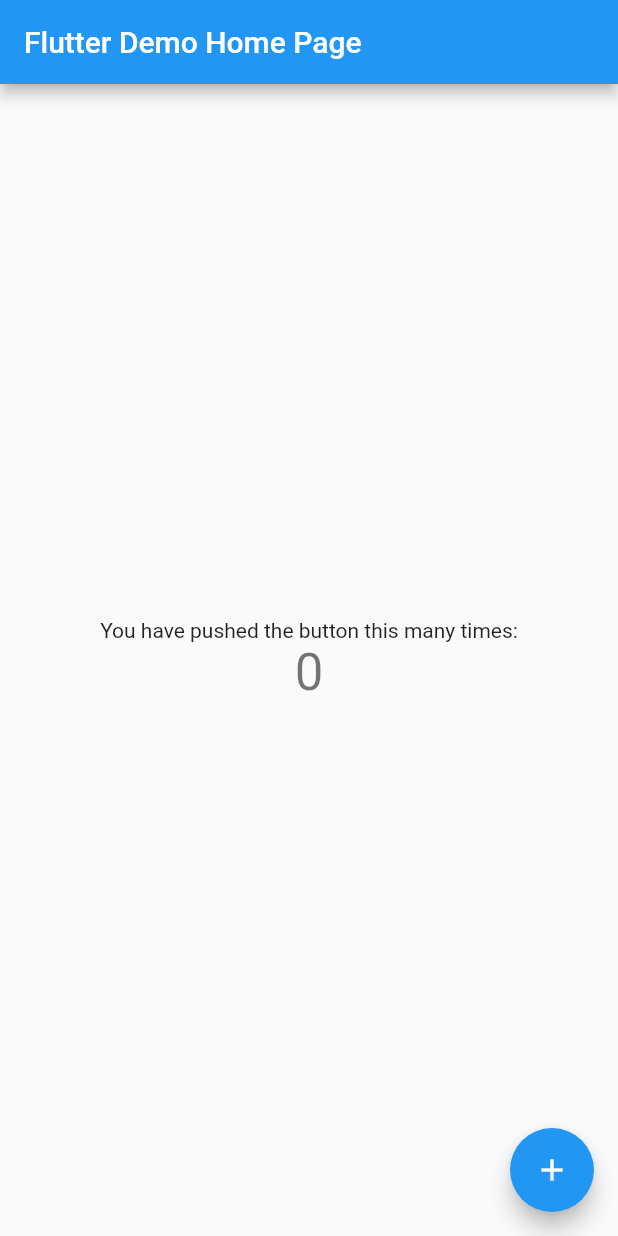
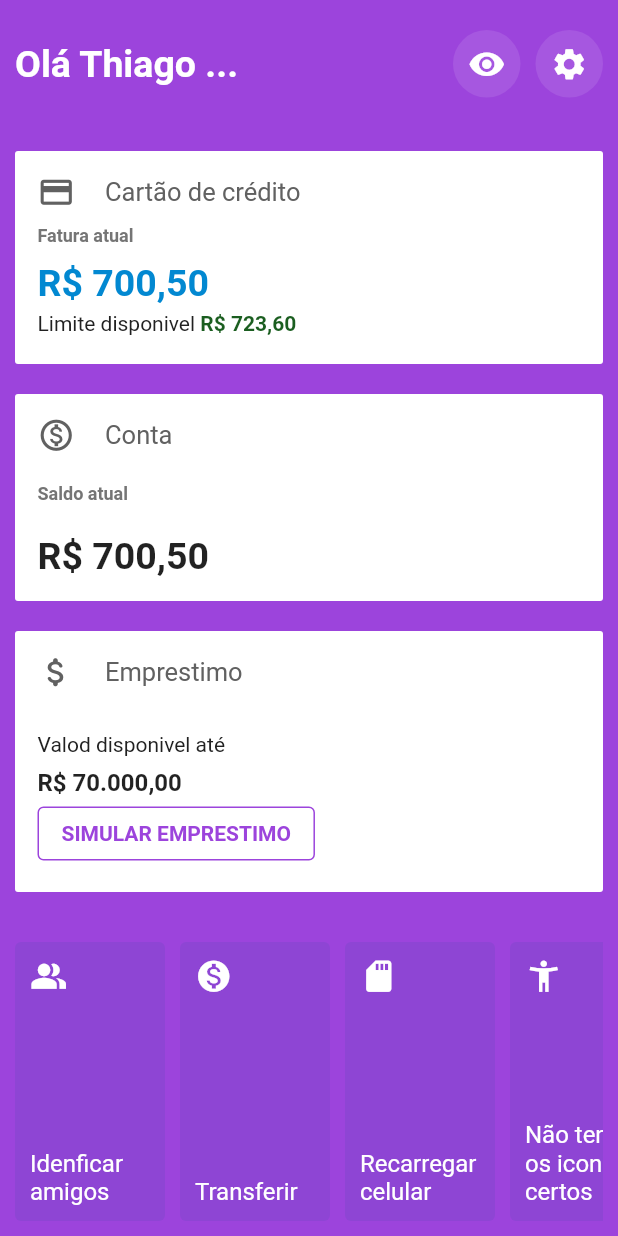
Before and after one commit to thiagoggth/nubank_clone, a Flutter app: the screen it shows after launch, on a phone screen of 412 x 824 dp. Run offline on Flutter 3.47's test engine with Material 2 defaults, Android fonts, the phone set to English and light mode, and no system bars.

Commit message:
Implemente initial screen of nubank app

```diff
--- /dev/null
+++ b/lib/card_component.dart
@@ -0,0 +1,20 @@
+import 'package:flutter/material.dart';
+
+class CardComponent extends StatelessWidget {
+  final Widget child;
+
+  const CardComponent({this.child});
+
+  @override
+  Widget build(BuildContext context) {
+    return Container(
+      width: double.infinity,
+      padding: EdgeInsets.all(15),
+      decoration: BoxDecoration(
+        borderRadius: BorderRadius.circular(2),
+        color: Colors.white,
+      ),
+      child: this.child,
+    );
+  }
+}
--- /dev/null
+++ b/lib/card_option_component.dart
@@ -0,0 +1,38 @@
+import 'package:flutter/material.dart';
+
+class CardOptionComponent extends StatelessWidget {
+  final IconData icon;
+  final String label;
+
+  const CardOptionComponent(this.icon, this.label);
+
+  @override
+  Widget build(BuildContext context) {
+    return Container(
+      width: 100,
+      padding: EdgeInsets.all(10),
+      decoration: BoxDecoration(
+        color: Color.fromRGBO(120, 70, 200, 0.4),
+        borderRadius: BorderRadius.circular(4),
+      ),
+      child: Column(
+        crossAxisAlignment: CrossAxisAlignment.start,
+        mainAxisAlignment: MainAxisAlignment.spaceBetween,
+        children: [
+          Icon(
+            this.icon,
+            color: Colors.white,
+            size: 25,
+          ),
+          Text(
+            this.label,
+            style: TextStyle(
+              color: Colors.white,
+              fontSize: 16,
+            ),
+          ),
+        ],
+      ),
+    );
+  }
+}
--- /dev/null
+++ b/lib/header_component.dart
@@ -0,0 +1,58 @@
+import 'package:flutter/material.dart';
+
+class HeaderComponent extends StatelessWidget {
+  @override
+  Widget build(BuildContext context) {
+    return Container(
+      //height: MediaQuery.of(context).size.height * 0.1,
+      width: double.infinity,
+      padding: EdgeInsets.symmetric(
+        vertical: 20,
+      ),
+      child: Row(
+        mainAxisAlignment: MainAxisAlignment.spaceBetween,
+        children: <Widget>[
+          Text(
+            'Olá Thiago ...',
+            style: TextStyle(
+              color: Colors.white,
+              fontWeight: FontWeight.bold,
+              fontSize: 25,
+            ),
+          ),
+          Row(
+            children: <Widget>[
+              Padding(
+                padding: EdgeInsets.symmetric(horizontal: 10),
+                child: Ink(
+                  padding: EdgeInsets.all(10),
+                  decoration: ShapeDecoration(
+                    color: Color.fromRGBO(255, 255, 255, 0.1),
+                    shape: CircleBorder(),
+                  ),
+                  child: Icon(
+                    Icons.visibility,
+                    color: Colors.white,
+                    size: 25,
+                  ),
+                ),
+              ),
+              Ink(
+                padding: EdgeInsets.all(10),
+                decoration: ShapeDecoration(
+                  color: Color.fromRGBO(255, 255, 255, 0.1),
+                  shape: CircleBorder(),
+                ),
+                child: Icon(
+                  Icons.settings,
+                  color: Colors.white,
+                  size: 25,
+                ),
+              ),
+            ],
+          ),
+        ],
+      ),
+    );
+  }
+}
--- a/lib/main.dart
+++ b/lib/main.dart
@@ -1,117 +1,302 @@
 import 'package:flutter/material.dart';
+import 'package:nubank_clone/card_component.dart';
+import 'package:nubank_clone/card_option_component.dart';
+import 'package:nubank_clone/header_component.dart';
 
 void main() {
   runApp(MyApp());
 }
 
 class MyApp extends StatelessWidget {
-  // This widget is the root of your application.
   @override
   Widget build(BuildContext context) {
     return MaterialApp(
-      title: 'Flutter Demo',
+      debugShowCheckedModeBanner: false,
       theme: ThemeData(
-        // This is the theme of your application.
-        //
-        // Try running your application with "flutter run". You'll see the
-        // application has a blue toolbar. Then, without quitting the app, try
-        // changing the primarySwatch below to Colors.green and then invoke
-        // "hot reload" (press "r" in the console where you ran "flutter run",
-        // or simply save your changes to "hot reload" in a Flutter IDE).
-        // Notice that the counter didn't reset back to zero; the application
-        // is not restarted.
-        primarySwatch: Colors.blue,
-        // This makes the visual density adapt to the platform that you run
-        // the app on. For desktop platforms, the controls will be smaller and
-        // closer together (more dense) than on mobile platforms.
+        primaryColor: Color.fromRGBO(156, 68, 220, 1),
+        canvasColor: Color.fromRGBO(156, 68, 220, 1),
         visualDensity: VisualDensity.adaptivePlatformDensity,
       ),
-      home: MyHomePage(title: 'Flutter Demo Home Page'),
+      home: MyHomePage(),
     );
   }
 }
 
-class MyHomePage extends StatefulWidget {
-  MyHomePage({Key key, this.title}) : super(key: key);
-
-  // This widget is the home page of your application. It is stateful, meaning
-  // that it has a State object (defined below) that contains fields that affect
-  // how it looks.
-
-  // This class is the configuration for the state. It holds the values (in this
-  // case the title) provided by the parent (in this case the App widget) and
-  // used by the build method of the State. Fields in a Widget subclass are
-  // always marked "final".
-
-  final String title;
-
+class CreditCardComponent extends StatelessWidget {
   @override
-  _MyHomePageState createState() => _MyHomePageState();
+  Widget build(BuildContext context) {
+    return Column(
+      crossAxisAlignment: CrossAxisAlignment.start,
+      children: <Widget>[
+        Row(
+          children: <Widget>[
+            Icon(
+              Icons.credit_card,
+              color: Colors.grey[700],
+              size: 25,
+            ),
+            Padding(
+              padding: EdgeInsets.symmetric(horizontal: 20),
+              child: Text(
+                'Cartão de crédito',
+                style: TextStyle(
+                  color: Colors.grey[700],
+                  fontSize: 17,
+                ),
+              ),
+            ),
+          ],
+        ),
+        Padding(
+          padding: EdgeInsets.symmetric(
+            vertical: 10,
+          ),
+          child: Text(
+            'Fatura atual',
+            style: TextStyle(
+              fontSize: 12,
+              color: Colors.grey[600],
+              fontWeight: FontWeight.bold,
+            ),
+          ),
+        ),
+        Text(
+          'R\$\ 700,50',
+          style: TextStyle(
+            fontSize: 25,
+            color: Colors.lightBlue[700],
+            fontWeight: FontWeight.bold,
+          ),
+        ),
+        Padding(
+          padding: EdgeInsets.symmetric(vertical: 4),
+          child: Row(
+            children: <Widget>[
+              Text(
+                'Limite disponivel',
+                style: TextStyle(
+                  fontSize: 14,
+                  color: Colors.grey[900],
+                ),
+              ),
+              Text(
+                ' R\$\ 723,60',
+                style: TextStyle(
+                  fontSize: 14,
+                  color: Colors.green[900],
+                  fontWeight: FontWeight.bold,
+                ),
+              ),
+            ],
+          ),
+        ),
+      ],
+    );
+  }
 }
 
-class _MyHomePageState extends State<MyHomePage> {
-  int _counter = 0;
+class AccountCardComponent extends StatelessWidget {
+  @override
+  Widget build(BuildContext context) {
+    return Column(
+      crossAxisAlignment: CrossAxisAlignment.start,
+      children: <Widget>[
+        Row(
+          children: <Widget>[
+            Icon(
+              Icons.monetization_on_outlined,
+              color: Colors.grey[700],
+              size: 25,
+            ),
+            Padding(
+              padding: EdgeInsets.symmetric(horizontal: 20),
+              child: Text(
+                'Conta',
+                style: TextStyle(
+                  color: Colors.grey[700],
+                  fontSize: 17,
+                ),
+              ),
+            ),
+          ],
+        ),
+        Padding(
+          padding: EdgeInsets.symmetric(
+            vertical: 20,
+          ),
+          child: Text(
+            'Saldo atual',
+            style: TextStyle(
+              fontSize: 12,
+              color: Colors.grey[600],
+              fontWeight: FontWeight.bold,
+            ),
+          ),
+        ),
+        Text(
+          'R\$\ 700,50',
+          style: TextStyle(
+            fontSize: 25,
+            color: Colors.black87,
+            fontWeight: FontWeight.bold,
+          ),
+        ),
+      ],
+    );
+  }
+}
 
-  void _incrementCounter() {
-    setState(() {
-      // This call to setState tells the Flutter framework that something has
-      // changed in this State, which causes it to rerun the build method below
-      // so that the display can reflect the updated values. If we changed
-      // _counter without calling setState(), then the build method would not be
-      // called again, and so nothing would appear to happen.
-      _counter++;
-    });
+class LoanCardComponent extends StatelessWidget {
+  @override
+  Widget build(BuildContext context) {
+    return Column(
+      crossAxisAlignment: CrossAxisAlignment.start,
+      children: <Widget>[
+        Row(
+          children: <Widget>[
+            Icon(
+              Icons.attach_money_rounded,
+              color: Colors.grey[700],
+              size: 25,
+            ),
+            Padding(
+              padding: EdgeInsets.symmetric(horizontal: 20),
+              child: Text(
+                'Emprestimo',
+                style: TextStyle(
+                  color: Colors.grey[700],
+                  fontSize: 17,
+                ),
+              ),
+            ),
+          ],
+        ),
+        Container(
+          margin: EdgeInsets.fromLTRB(0, 20, 0, 0),
+          child: Column(
+            crossAxisAlignment: CrossAxisAlignment.start,
+            children: [
+              Padding(
+                padding: EdgeInsets.symmetric(
+                  vertical: 8,
+                ),
+                child: Text(
+                  'Valod disponivel até',
+                  style: TextStyle(
+                    fontSize: 14,
+                    color: Colors.grey[900],
+                  ),
+                ),
+              ),
+              Text(
+                'R\$\ 70.000,00',
+                style: TextStyle(
+                  fontSize: 16,
+                  color: Colors.black87,
+                  fontWeight: FontWeight.bold,
+                ),
+              ),
+              RaisedButton(
+                onPressed: () {},
+                elevation: 0,
+                color: Colors.transparent,
+                shape: RoundedRectangleBorder(
+                    borderRadius: BorderRadius.circular(4),
+                    side: BorderSide(color: Theme.of(context).primaryColor)),
+                child: Text(
+                  'SIMULAR EMPRESTIMO',
+                  style: TextStyle(
+                    fontSize: 14,
+                    fontWeight: FontWeight.bold,
+                    color: Theme.of(context).primaryColor,
+                  ),
+                ),
+              ),
+            ],
+          ),
+        )
+      ],
+    );
+  }
+}
+
+class MyHomePage extends StatelessWidget {
+  Widget _insertPaddingVertical(Widget widget) {
+    return Padding(padding: EdgeInsets.symmetric(vertical: 10), child: widget);
+  }
+
+  Widget _insertPaddingHorizontal(Widget widget) {
+    return Padding(padding: EdgeInsets.only(right: 10), child: widget);
+  }
+
+  List<Widget> _constructListCards() {
+    final List<Widget> cards = [
+      CardComponent(child: CreditCardComponent()),
+      CardComponent(child: AccountCardComponent()),
+      CardComponent(child: LoanCardComponent()),
+    ];
+
+    return cards.map((card) => this._insertPaddingVertical(card)).toList();
+  }
+
+  List<Widget> _contructListOptionsCards() {
+    final List<Widget> cards = [
+      CardOptionComponent(Icons.people_alt, 'Idenficar amigos'),
+      CardOptionComponent(Icons.monetization_on, 'Transferir'),
+      CardOptionComponent(Icons.sd_card, 'Recarregar celular'),
+      CardOptionComponent(Icons.accessibility_new, 'Não tem os icones certos'),
+      CardOptionComponent(Icons.ac_unit, 'Imroviso'),
+    ];
+
+    int count = 0;
+
+    return cards.map((card) {
+      if (count == cards.length - 1) {
+        return card;
+      }
+      count++;
+      return this._insertPaddingHorizontal(card);
+    }).toList();
   }
 
   @override
   Widget build(BuildContext context) {
-    // This method is rerun every time setState is called, for instance as done
-    // by the _incrementCounter method above.
-    //
-    // The Flutter framework has been optimized to make rerunning build methods
-    // fast, so that you can just rebuild anything that needs updating rather
-    // than having to individually change instances of widgets.
     return Scaffold(
-      appBar: AppBar(
-        // Here we take the value from the MyHomePage object that was created by
-        // the App.build method, and use it to set our appbar title.
-        title: Text(widget.title),
-      ),
-      body: Center(
-        // Center is a layout widget. It takes a single child and positions it
-        // in the middle of the parent.
-        child: Column(
-          // Column is also a layout widget. It takes a list of children and
-          // arranges them vertically. By default, it sizes itself to fit its
-          // children horizontally, and tries to be as tall as its parent.
-          //
-          // Invoke "debug painting" (press "p" in the console, choose the
-          // "Toggle Debug Paint" action from the Flutter Inspector in Android
-          // Studio, or the "Toggle Debug Paint" command in Visual Studio Code)
-          // to see the wireframe for each widget.
-          //
-          // Column has various properties to control how it sizes itself and
-          // how it positions its children. Here we use mainAxisAlignment to
-          // center the children vertically; the main axis here is the vertical
-          // axis because Columns are vertical (the cross axis would be
-          // horizontal).
-          mainAxisAlignment: MainAxisAlignment.center,
-          children: <Widget>[
-            Text(
-              'You have pushed the button this many times:',
-            ),
-            Text(
-              '$_counter',
-              style: Theme.of(context).textTheme.headline4,
-            ),
-          ],
+      body: SafeArea(
+        child: Container(
+          padding: EdgeInsets.symmetric(
+            horizontal: 10,
+          ),
+          child: Stack(
+            children: <Widget>[
+              HeaderComponent(),
+              Container(
+                height: MediaQuery.of(context).size.height * 0.99,
+                margin: EdgeInsets.only(
+                  top: MediaQuery.of(context).size.height * 0.11,
+                  bottom: MediaQuery.of(context).size.height * 0.21,
+                ),
+                child: ListView(
+                  children: this._constructListCards(),
+                ),
+              ),
+              Container(
+                  margin: EdgeInsets.only(
+                    top: MediaQuery.of(context).size.height * 0.75,
+                  ),
+                  height: MediaQuery.of(context).size.height * 0.25,
+                  padding: EdgeInsets.symmetric(vertical: 10),
+                  width: double.infinity,
+                  color: Theme.of(context).primaryColor,
+                  child: ListView(
+                    // This next line does the trick.
+                    scrollDirection: Axis.horizontal,
+                    children: this._contructListOptionsCards(),
+                  )),
+            ],
+          ),
         ),
       ),
-      floatingActionButton: FloatingActionButton(
-        onPressed: _incrementCounter,
-        tooltip: 'Increment',
-        child: Icon(Icons.add),
-      ), // This trailing comma makes auto-formatting nicer for build methods.
     );
   }
 }
```
Also changed, not shown: 1 other file.
